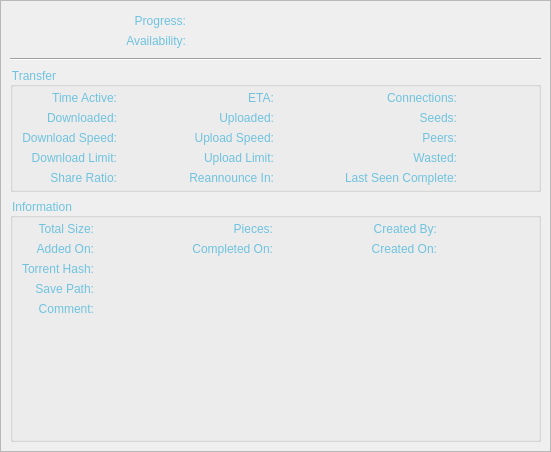
This is qBittorrent-4_1_x/src/gui/properties/propertieswidget.ui in somnathbghule/qt as Qt 5 draws it before an edit. The edited form follows.
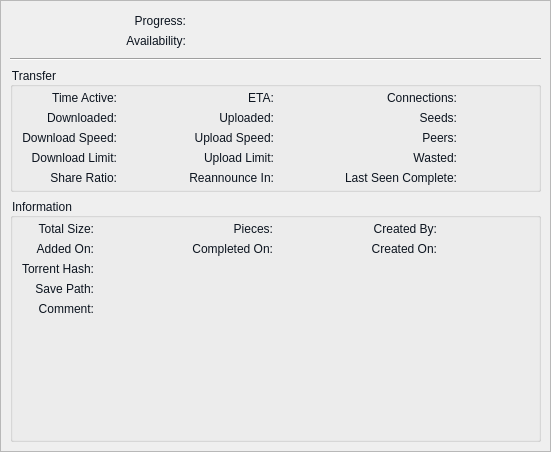
This is the edited form. Icons and pictures are not drawn. Custom widgets are drawn as their Qt base class.

What changed in the file:
```diff
--- a/qBittorrent-4_1_x/src/gui/properties/propertieswidget.ui
+++ b/qBittorrent-4_1_x/src/gui/properties/propertieswidget.ui
@@ -11,7 +11,7 @@
    </rect>
   </property>
   <property name="styleSheet">
-   <string notr="true"/>
+   <string notr="true">color: rgb(12, 20, 31);</string>
   </property>
   <layout class="QVBoxLayout" name="verticalLayout">
    <property name="leftMargin">
@@ -47,6 +47,9 @@
        </property>
        <item>
         <widget class="QScrollArea" name="scrollArea">
+         <property name="styleSheet">
+          <string notr="true">background-image: url(:/icons/frame_bg.png);</string>
+         </property>
          <property name="widgetResizable">
           <bool>true</bool>
          </property>
@@ -60,7 +63,7 @@
            </rect>
           </property>
           <property name="styleSheet">
-           <string notr="true">color: rgb(111, 195, 223);</string>
+           <string notr="true"/>
           </property>
           <layout class="QVBoxLayout" name="verticalLayout_2">
            <item>
@@ -80,6 +83,9 @@
                   <verstretch>0</verstretch>
                  </sizepolicy>
                 </property>
+                <property name="styleSheet">
+                 <string notr="true">color: rgb(12, 20, 31);</string>
+                </property>
                 <property name="text">
                  <string>Progress:</string>
                 </property>
@@ -109,6 +115,9 @@
                   <verstretch>0</verstretch>
                  </sizepolicy>
                 </property>
+                <property name="styleSheet">
+                 <string notr="true">color: rgb(12, 20, 31);</string>
+                </property>
                 <property name="text">
                  <string>Availability:</string>
                 </property>
@@ -156,6 +165,9 @@
            </item>
            <item>
             <widget class="QGroupBox" name="groupTransferBox">
+             <property name="styleSheet">
+              <string notr="true">color: rgb(12, 20, 31);</string>
+             </property>
              <property name="title">
               <string>Transfer</string>
              </property>
@@ -606,6 +618,9 @@
            </item>
            <item>
             <widget class="QGroupBox" name="groupInfosBox">
+             <property name="styleSheet">
+              <string notr="true">color: rgb(12, 20, 31);</string>
+             </property>
              <property name="title">
               <string>Information</string>
              </property>
```
Left out of the diff: 12 changed lines with no effect on the pictures.
